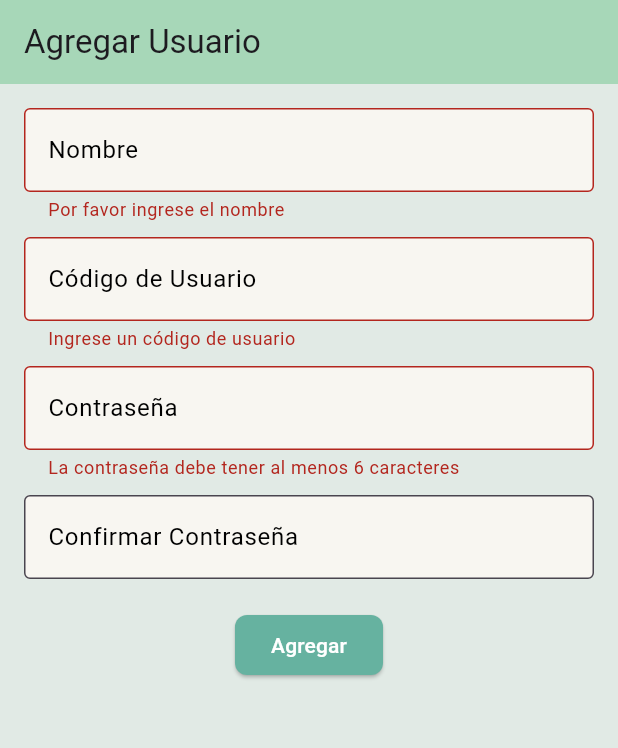
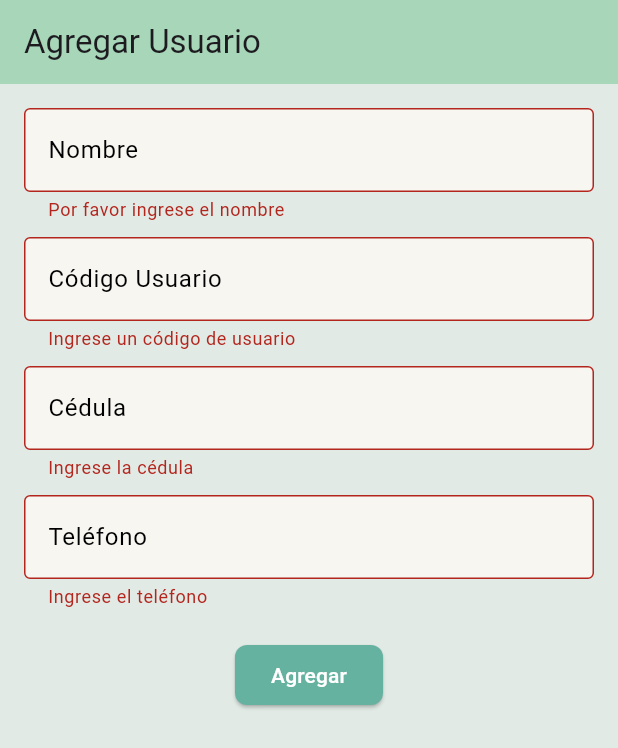
Before and after one commit to desarrolloProgramacion/desarrollo_v1, a Flutter app: the AgregarPage screen opened directly, after a tap on "Agregar", on a phone screen of 412 x 824 dp. Shown: the top 748 px of the screen. Run offline on Flutter 3.47's test engine with Material 3 defaults, Android fonts, the phone set to English and light mode, and no system bars; our stand-ins replace fl_chart.

```diff
--- a/lib/ui/MainPage/MangerPage/Pages/AgregarPage.dart
+++ b/lib/ui/MainPage/MangerPage/Pages/AgregarPage.dart
@@ -14,20 +14,21 @@ class _AgregarPageState extends State<AgregarPage> {
 
   final TextEditingController _nameController = TextEditingController();
   final TextEditingController _userCodeController = TextEditingController();
-  final TextEditingController _passwordController = TextEditingController();
-  final TextEditingController _confirmPasswordController = TextEditingController();
+  final TextEditingController _cedulaController = TextEditingController();
+  final TextEditingController _telefonoController = TextEditingController();
 
   void _agregarUsuario() {
     if (_formKey.currentState!.validate()) {
       String nombre = _nameController.text;
       String codigoUsuario = _userCodeController.text;
-      String contrasena = _passwordController.text;
+      String cedula = _cedulaController.text;
+      String telefono = _telefonoController.text;
 
       // Aquí puedes manejar la lógica para guardar el usuario
       ScaffoldMessenger.of(context).showSnackBar(
         SnackBar(
           content: Text(
-            'Usuario $nombre (Código: $codigoUsuario) agregado con éxito!',
+            'Usuario $nombre (Código: $codigoUsuario, Cédula: $cedula, Teléfono: $telefono) agregado con éxito!',
             style: const TextStyle(color: Colors.white),
           ),
           backgroundColor: Colors.green,
@@ -37,8 +38,8 @@ class _AgregarPageState extends State<AgregarPage> {
       // Limpia los campos después de agregar
       _nameController.clear();
       _userCodeController.clear();
-      _passwordController.clear();
-      _confirmPasswordController.clear();
+      _cedulaController.clear();
+      _telefonoController.clear();
     }
   }
 
@@ -46,8 +47,8 @@ class _AgregarPageState extends State<AgregarPage> {
   Widget build(BuildContext context) {
     return Theme(
       data: ThemeData(
-        primaryColor: AppColors.tertiaryColor, // Color primario
-        scaffoldBackgroundColor: AppColors.secondaryColor, // Color de fondo
+        primaryColor: AppColors.tertiaryColor,
+        scaffoldBackgroundColor: AppColors.secondaryColor,
         inputDecorationTheme: const InputDecorationTheme(
           filled: true,
           fillColor: AppColors.primaryColor,
@@ -56,8 +57,8 @@ class _AgregarPageState extends State<AgregarPage> {
         ),
         elevatedButtonTheme: ElevatedButtonThemeData(
           style: ElevatedButton.styleFrom(
-            backgroundColor: AppColors.fourthColor, // Color del botón
-            foregroundColor: Colors.white, // Color del texto del botón
+            backgroundColor: AppColors.fourthColor,
+            foregroundColor: Colors.white,
             shape: RoundedRectangleBorder(
               borderRadius: BorderRadius.circular(8),
             ),
@@ -67,8 +68,8 @@ class _AgregarPageState extends State<AgregarPage> {
       child: Scaffold(
         appBar: AppBar(
           title: const Text("Agregar Usuario"),
-          backgroundColor: AppColors.tertiaryColor, // Color del AppBar
-          automaticallyImplyLeading: false, // Elimina el botón de retroceso
+          backgroundColor: AppColors.tertiaryColor,
+          automaticallyImplyLeading: false,
         ),
         body: Padding(
           padding: const EdgeInsets.all(16.0),
@@ -90,7 +91,7 @@ class _AgregarPageState extends State<AgregarPage> {
                 const SizedBox(height: 10),
                 TextFormField(
                   controller: _userCodeController,
-                  decoration: const InputDecoration(labelText: "Código de Usuario"),
+                  decoration: const InputDecoration(labelText: "Código Usuario"),
                   keyboardType: TextInputType.number,
                   validator: (value) {
                     if (value == null || value.isEmpty) {
@@ -104,24 +105,30 @@ class _AgregarPageState extends State<AgregarPage> {
                 ),
                 const SizedBox(height: 10),
                 TextFormField(
-                  controller: _passwordController,
-                  decoration: const InputDecoration(labelText: "Contraseña"),
-                  obscureText: true,
+                  controller: _cedulaController,
+                  decoration: const InputDecoration(labelText: "Cédula"),
+                  keyboardType: TextInputType.number,
                   validator: (value) {
-                    if (value == null || value.length < 6) {
-                      return "La contraseña debe tener al menos 6 caracteres";
+                    if (value == null || value.isEmpty) {
+                      return "Ingrese la cédula";
+                    }
+                    if (!RegExp(r'^[0-9]+$').hasMatch(value)) {
+                      return "La cédula debe ser numérica";
                     }
                     return null;
                   },
                 ),
                 const SizedBox(height: 10),
                 TextFormField(
-                  controller: _confirmPasswordController,
-                  decoration: const InputDecoration(labelText: "Confirmar Contraseña"),
-                  obscureText: true,
+                  controller: _telefonoController,
+                  decoration: const InputDecoration(labelText: "Teléfono"),
+                  keyboardType: TextInputType.phone,
                   validator: (value) {
-                    if (value != _passwordController.text) {
-                      return "Las contraseñas no coinciden";
+                    if (value == null || value.isEmpty) {
+                      return "Ingrese el teléfono";
+                    }
+                    if (!RegExp(r'^[0-9]+$').hasMatch(value)) {
+                      return "El teléfono debe ser numérico";
                     }
                     return null;
                   },
--- a/pubspec.yaml
+++ b/pubspec.yaml
@@ -16,6 +16,7 @@ dependencies:
 
   cupertino_icons: ^1.0.8
   intl: ^0.20.2
+  fl_chart: ^0.70.2
 
 dev_dependencies:
   flutter_test:
```
Also changed, not shown: lib/ui/MainPage/UserPage/NavigationBar/HomeUserPage.dart (+31 -0 lines), lib/ui/MainPage/UserPage/NavigationBar/PaymentsPage.dart (+47 -0 lines), lib/ui/MainPage/UserPage/NavigationBar/ProfilePage.dart (+59 -0 lines), lib/ui/MainPage/UserPage/NavigationBar/StatisticsPage.dart (+87 -0 lines), lib/ui/MainPage/UserPage/UserPage.dart (+39 -10 lines), pubspec.lock.
